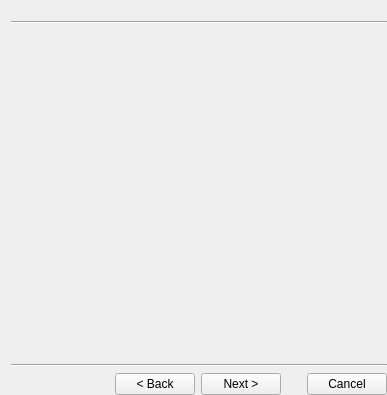
Old version of the form src/maidsafe/lifestuff/ui/create.ui in the repository maidsafe-archive/MaidSafe-Encrypt.
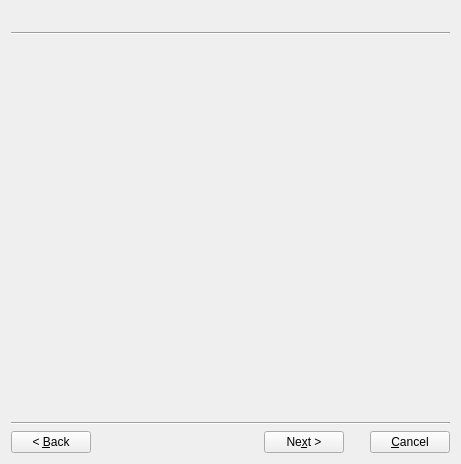
New version of the form.

Diff of the .ui file:
```diff
--- a/src/maidsafe/lifestuff/ui/create.ui
+++ b/src/maidsafe/lifestuff/ui/create.ui
@@ -6,26 +6,14 @@
    <rect>
     <x>0</x>
     <y>0</y>
-    <width>387</width>
-    <height>395</height>
+    <width>461</width>
+    <height>464</height>
    </rect>
   </property>
   <property name="windowTitle">
    <string>Create User Account</string>
   </property>
   <layout class="QVBoxLayout" name="verticalLayout">
-   <property name="spacing">
-    <number>6</number>
-   </property>
-   <property name="topMargin">
-    <number>0</number>
-   </property>
-   <property name="rightMargin">
-    <number>0</number>
-   </property>
-   <property name="bottomMargin">
-    <number>0</number>
-   </property>
    <item>
     <widget class="QLabel" name="label">
      <property name="sizePolicy">
@@ -66,6 +54,16 @@
    </item>
    <item>
     <layout class="QHBoxLayout" name="horizontalLayout">
+     <item>
+      <widget class="QPushButton" name="back">
+       <property name="text">
+        <string>&lt; &amp;Back</string>
+       </property>
+       <property name="shortcut">
+        <string>Alt+B</string>
+       </property>
+      </widget>
+     </item>
      <item>
       <spacer name="horizontalSpacer">
        <property name="orientation">
@@ -79,17 +77,13 @@
        </property>
       </spacer>
      </item>
-     <item>
-      <widget class="QPushButton" name="back">
-       <property name="text">
-        <string>&lt; Back</string>
-       </property>
-      </widget>
-     </item>
      <item>
       <widget class="QPushButton" name="next">
        <property name="text">
-        <string>Next &gt;</string>
+        <string>Ne&amp;xt &gt;</string>
+       </property>
+       <property name="shortcut">
+        <string>Alt+X</string>
        </property>
       </widget>
      </item>
@@ -112,7 +106,10 @@
      <item>
       <widget class="QPushButton" name="cancel">
        <property name="text">
-        <string>Cancel</string>
+        <string>&amp;Cancel</string>
+       </property>
+       <property name="shortcut">
+        <string>Alt+C</string>
        </property>
       </widget>
      </item>
```
